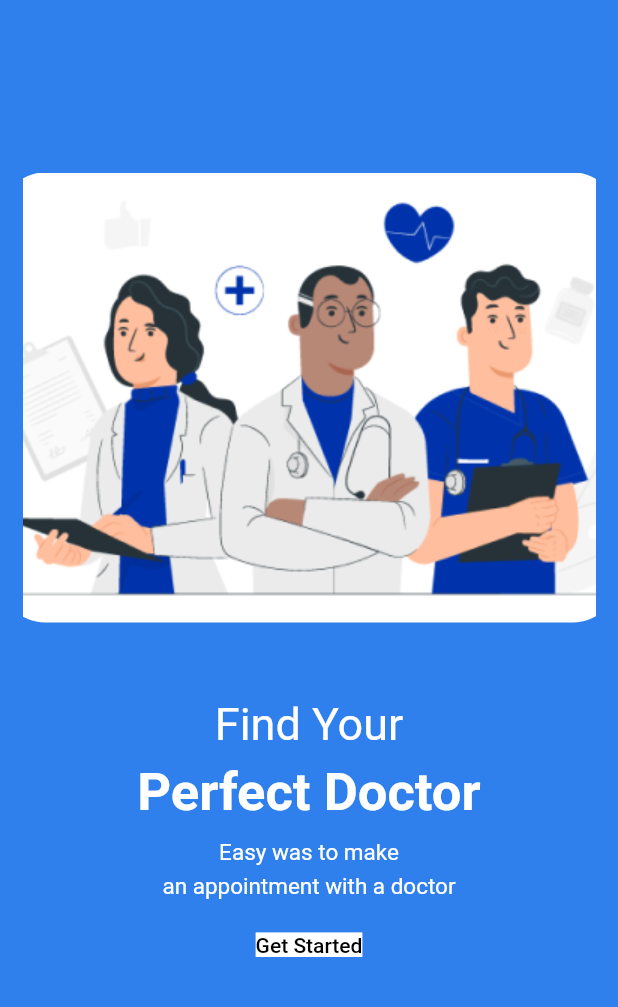
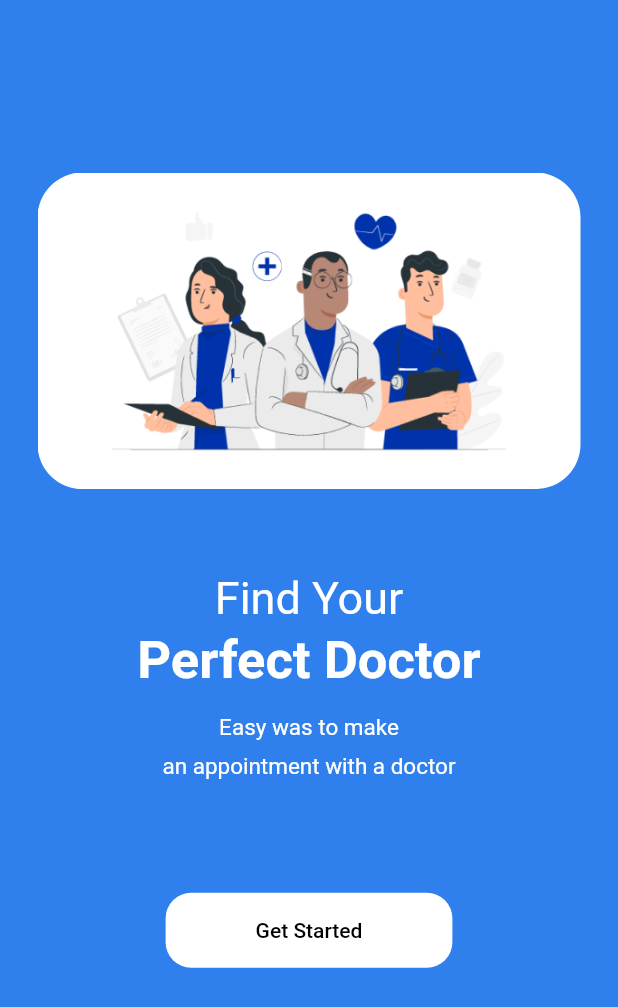
Before and after one commit to miracxdev/medical_app, a Flutter app: the screen it shows after launch, on a phone screen of 412 x 824 dp. Shown: the top 1007 px of the screen. Run offline on Flutter 3.47's test engine with Material 2 defaults, Android fonts, the phone set to English and light mode, and no system bars.

Commit message:
start screen completed.

```diff
--- a/lib/ui/start_screen/start_screen.dart
+++ b/lib/ui/start_screen/start_screen.dart
@@ -15,32 +15,27 @@ class _StartScreenState extends State<StartScreen> {
   Widget build(BuildContext context) {
     return Scaffold(
       backgroundColor: const Color(0xff2f80ed),
-      body: Column(children: [
+      body: Padding(
+        padding: const EdgeInsets.only(left: paddingL, right: paddingL),
+        child: Column(children: [
           const SizedBox(
             height: paddingXXXXXXXXXXXL,
           ),
           ClipRRect(
             borderRadius: BorderRadius.circular(30), // Image border
-          child: SizedBox.fromSize(
-            size: const Size.fromHeight(300), // Image radius
-            child: Padding(
-              padding: const EdgeInsets.only(left: 15, right: 15),
             child: Image.asset(
               'assets/images/doctor.png',
-                fit: BoxFit.none,
-              ),
-            ),
             ),
           ),
           const SizedBox(
-          height: 50,
+            height: paddingXXXXXL,
           ),
           const Text(
             "Find Your",
             style: TextStyle(color: Colors.white, fontSize: 30),
           ),
           const SizedBox(
-          height: 8,
+            height: paddingXXXS,
           ),
           const Text(
             "Perfect Doctor",
@@ -48,33 +43,41 @@ class _StartScreenState extends State<StartScreen> {
                 color: Colors.white, fontSize: 35, fontWeight: FontWeight.bold),
           ),
           const SizedBox(
-          height: 10,
+            height: paddingM,
           ),
           const Text(
             "Easy was to make",
             style: TextStyle(color: Colors.white, fontSize: 15),
           ),
           const SizedBox(
-          height: 5,
+            height: paddingXS,
           ),
           const Text(
             "an appointment with a doctor",
             style: const TextStyle(color: Colors.white, fontSize: 15),
           ),
           const SizedBox(
-          height: paddingXXS,
+            height: paddingXXXXXXXL,
           ),
           TextButton(
             onPressed: () {
               Navigator.push(context,
                   MaterialPageRoute(builder: ((context) => HomeScreen())));
             },
-            child: const Text(
+            child: Text(
               "Get Started",
-              style: const TextStyle(
-                  backgroundColor: Colors.white, color: Colors.black),
-            ))
+              style: TextStyle(color: Colors.black),
+            ),
+            style: TextButton.styleFrom(
+              backgroundColor: Colors.white,
+              shape: const RoundedRectangleBorder(
+                  borderRadius: BorderRadius.all(Radius.circular(17))),
+              padding:
+                  EdgeInsets.only(left: 60, right: 60, top: 17, bottom: 17),
+            ),
+          )
         ]),
+      ),
     );
   }
 }
```
Lines whose indentation alone changed are shown as unchanged.
